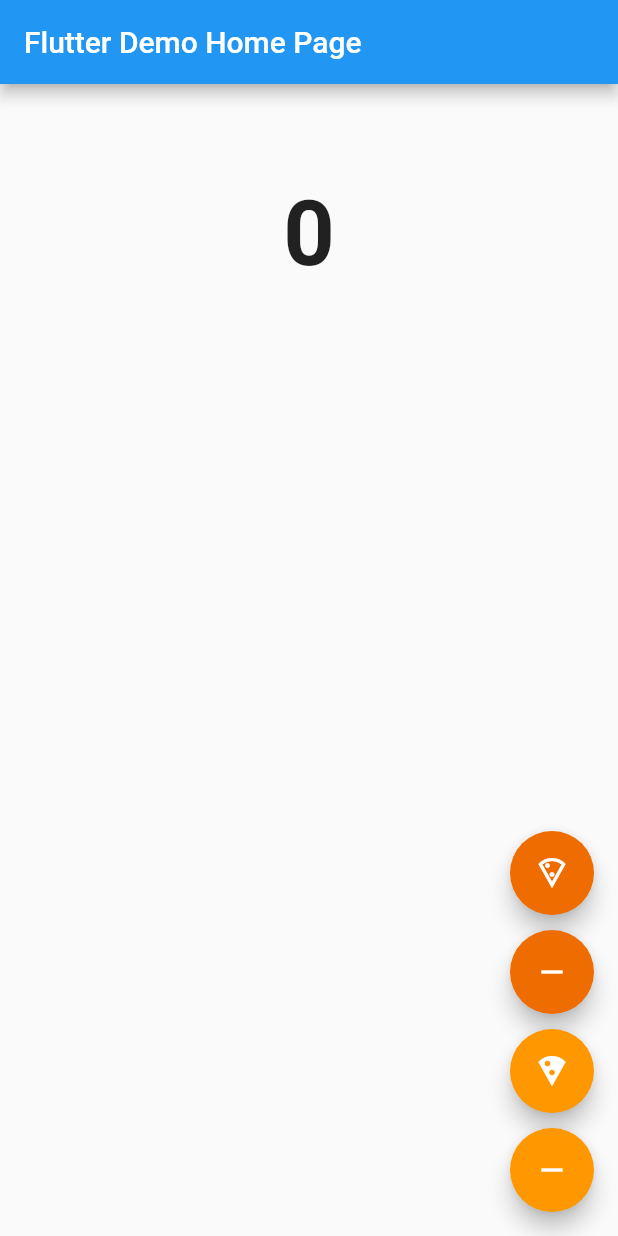
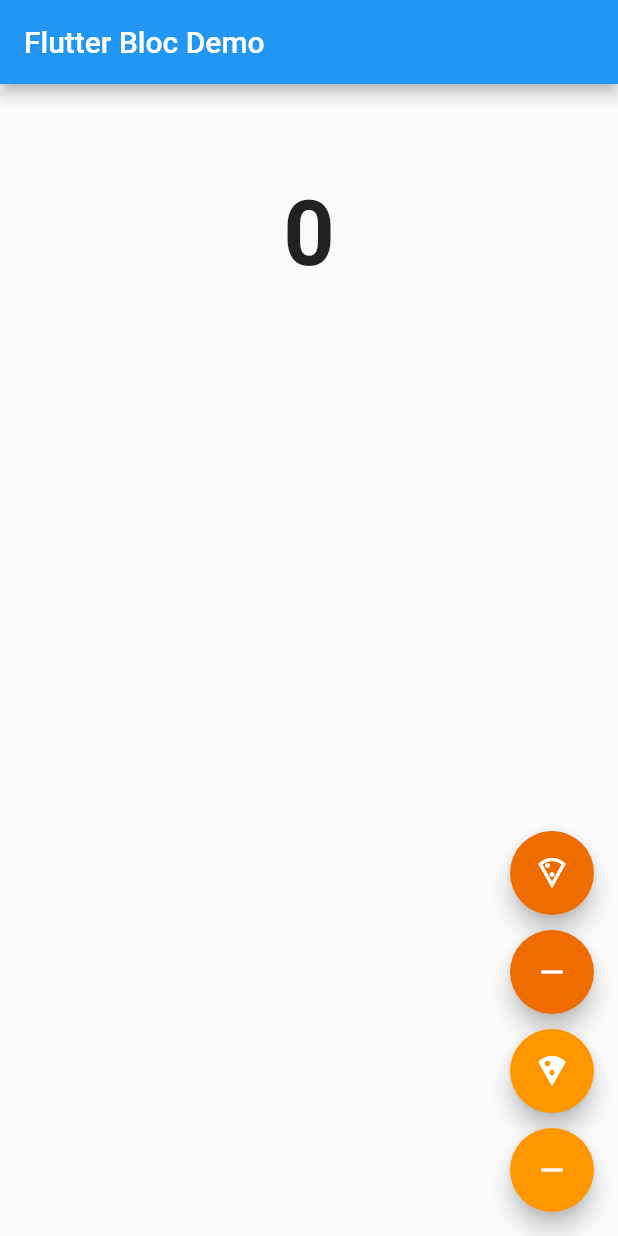
Before and after one commit to SabinSnider/FlutterBloc, a Flutter app: the screen it shows after launch, on a phone screen of 412 x 824 dp. Run offline on Flutter 3.47's test engine with Material 2 defaults, Android fonts, the phone set to English and light mode, and no system bars; our stand-ins replace bloc, equatable, flutter_bloc.

```diff
--- a/lib/main.dart
+++ b/lib/main.dart
@@ -28,7 +28,7 @@ class MyApp extends StatelessWidget {
         theme: ThemeData(
           primarySwatch: Colors.blue,
         ),
-        home: const HomeScreen(title: 'Flutter Demo Home Page'),
+        home: const HomeScreen(title: 'Flutter Bloc Demo'),
       ),
     );
   }
--- a/lib/models/pizza_model.dart
+++ b/lib/models/pizza_model.dart
@@ -17,11 +17,11 @@ class Pizza extends Equatable {
     Pizza(
       id: '0',
       name: 'Pizza',
-      image: Image.asset('images/pizza.jpg'),
+      image: Image.asset('images/pizza1.png'),
     ),
     Pizza(
         id: '1',
         name: 'Pizza Cheese',
-        image: Image.asset('images/imagePizza.jpg'))
+        image: Image.asset('images/pizza-slice.png'))
   ];
 }
--- a/pubspec.yaml
+++ b/pubspec.yaml
@@ -63,9 +63,10 @@ flutter:
   uses-material-design: true
 
   # To add assets to your application, add an assets section, like this:
-   assets:
+  assets:
+
     - images/
-    # - images/a_dot_burr.jpeg
+    - images/pizza.jpg
   #   - images/a_dot_ham.jpeg
 
   # An image asset can refer to one or more resolution-specific "variants", see
```
Also changed, not shown: images/pizza-slice.png (added), 1 other file.
